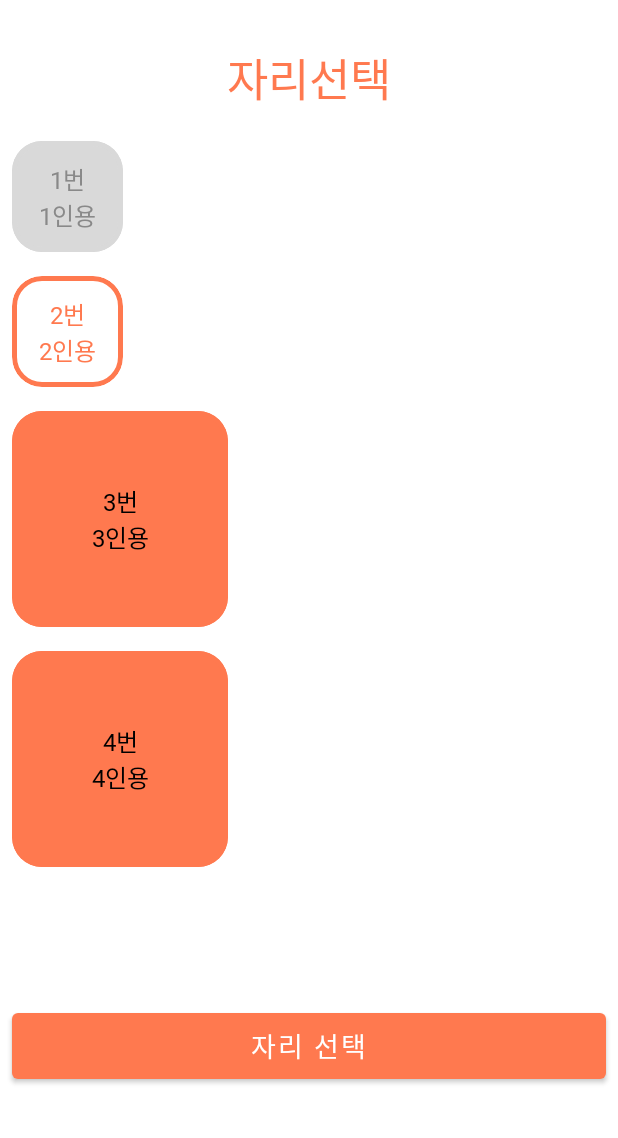
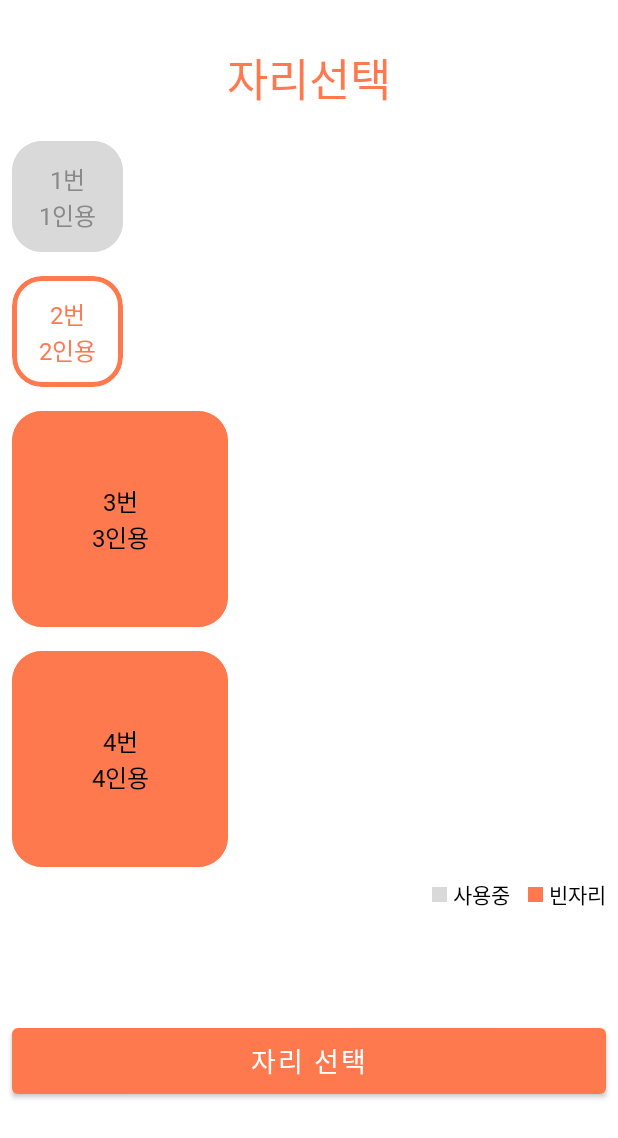
Before and after one commit to G3C1/Aid-Android, an Android app built with Jetpack Compose: the screen it shows after launch (MainActivity), after a tap on an icon or button, on a phone screen of 412 x 824 dp. Shown: the top 1138 px of the screen. Run offline under Robolectric (Android 15) with nearby library versions, the phone set to English and light mode, and no system bars; our stand-ins replace Dagger/Hilt's generated code; Roboto replaces fonts that are not available here.

Commit message:
✨ :: 사용중 ,빈자리 버튼 퍼블리싱

```diff
--- a/app/src/main/java/com/g3c1/oasis_android/feature_seat/presentation/seatlist/SeatListScreen.kt
+++ b/app/src/main/java/com/g3c1/oasis_android/feature_seat/presentation/seatlist/SeatListScreen.kt
@@ -31,7 +31,6 @@ fun SeatListScreen() {
     val selectedValue = remember { mutableStateOf<Int?>(null) }
     val isSelectedItem: (Int) -> Boolean = { selectedValue.value == it }
     val onChangeState: (Int) -> Unit = { selectedValue.value = it }
-    val buttonVisibility = remember { mutableStateOf(false) }
     Column(Modifier.fillMaxSize()) {
         val seatDataList = listOf(
             SeatData(
@@ -118,11 +117,43 @@ fun SeatListScreen() {
                     )
                 }
             }
-            Column(Modifier.fillMaxSize(),
+        }
+        Row(
+            modifier = Modifier
+                .height(20.dp)
+                .fillMaxWidth(),
+            verticalAlignment = Alignment.CenterVertically,
+            horizontalArrangement = Arrangement.End
+        ) {
+            Row(verticalAlignment = Alignment.CenterVertically) {
+                Column(
+                    modifier = Modifier
+                        .size(10.dp)
+                        .background(Gray)
+                        .clip(RoundedCornerShape(3f))
+                ) {}
+                Spacer(modifier = Modifier.width(4.dp))
+                Text(text = "사용중")
+            }
+            Spacer(modifier = Modifier.width(12.dp))
+            Row(verticalAlignment = Alignment.CenterVertically) {
+                Column(
+                    modifier = Modifier
+                        .size(10.dp)
+                        .background(Orange)
+                        .clip(RoundedCornerShape(3f))
+                ) {}
+                Spacer(modifier = Modifier.width(4.dp))
+                Text(text = "빈자리")
+            }
+            Spacer(modifier = Modifier.width(8.dp))
+        }
+        Column(
+            Modifier.fillMaxSize(),
             verticalArrangement = Arrangement.Center,
-            horizontalAlignment = Alignment.CenterHorizontally) {
-                SeatSubmitButton(onClick = {}, visibility = selectedValue.value != null)
-            }
+            horizontalAlignment = Alignment.CenterHorizontally
+        ) {
+            SeatSubmitButton(onClick = {}, visibility = selectedValue.value != null)
         }
     }
 }
--- a/app/src/main/java/com/g3c1/oasis_android/feature_seat/presentation/seatlist/component/SeatRadioButton.kt
+++ /dev/null
@@ -1,30 +0,0 @@
-package com.g3c1.oasis_android.feature_seat.presentation.seatlist.component
-
-import androidx.compose.foundation.background
-import androidx.compose.foundation.border
-import androidx.compose.foundation.layout.*
-import androidx.compose.foundation.selection.selectable
-import androidx.compose.foundation.shape.RoundedCornerShape
-import androidx.compose.material.Text
-import androidx.compose.runtime.Composable
-import androidx.compose.runtime.mutableStateOf
-import androidx.compose.runtime.remember
-import androidx.compose.ui.Alignment.Companion.CenterHorizontally
-import androidx.compose.ui.Modifier
-import androidx.compose.ui.draw.clip
-import androidx.compose.ui.graphics.Color
-import androidx.compose.ui.semantics.Role
-import androidx.compose.ui.text.font.FontWeight
-import androidx.compose.ui.unit.dp
-import androidx.compose.ui.unit.sp
-import com.g3c1.oasis_android.feature_seat.data.data_soure.SeatData
-import com.g3c1.oasis_android.ui.theme.Font
-import com.g3c1.oasis_android.ui.theme.Gray
-import com.g3c1.oasis_android.ui.theme.Gray2
-import com.g3c1.oasis_android.ui.theme.Orange
-
-
-@Composable
-fun SeatRadioButton(seatDataList: List<SeatData>) {
-
-}
```
